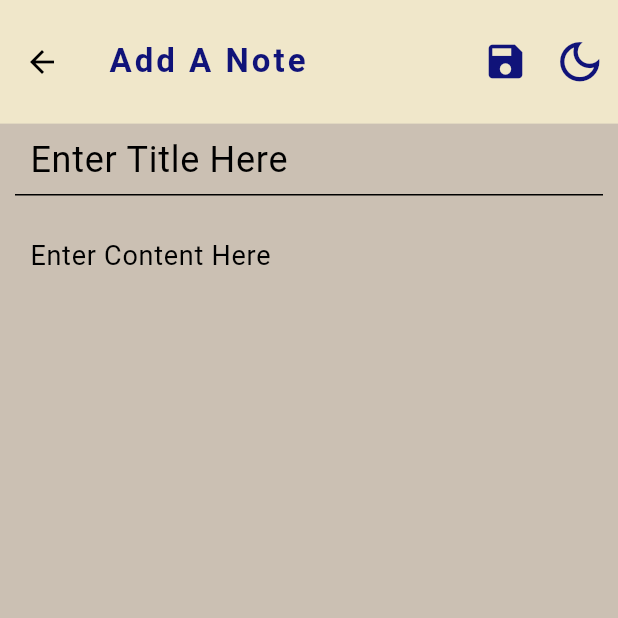
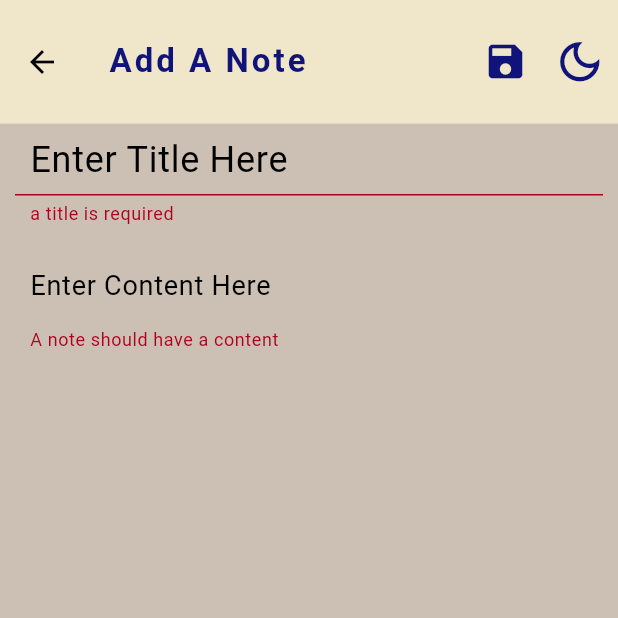
Before and after one commit to kaleabSolomon/jotdown, a Flutter app: the AddNotePage screen opened directly, after a tap on the "save" icon, on a phone screen of 412 x 824 dp, the top half of it. Run offline on Flutter 3.47's test engine with Material 3 defaults, Android fonts, the phone set to English and light mode, and no system bars; our stand-ins replace hive, hive_flutter; accounts and stored records are empty.

Commit message:
make title and content required

```diff
--- a/lib/pages/add_note_page.dart
+++ b/lib/pages/add_note_page.dart
@@ -14,11 +14,16 @@ class _AddNotePageState extends State<AddNotePage> {
   //FIXME: light-dark mode icons not interchanging
   bool isDarkMode = false;
 
+  final TextEditingController _titleController = TextEditingController();
+  final TextEditingController _contentController = TextEditingController();
+
   void toggleTheme() {
     Provider.of<ThemeProvider>(context, listen: false).toggleTheme();
   }
 
   List<Widget> _appBarActions = [];
+  bool isTitleFieldEmpty = false;
+  bool isContentFieldEmpty = false;
 
   @override
   void didChangeDependencies() {
@@ -26,7 +31,26 @@ class _AddNotePageState extends State<AddNotePage> {
     // initialize app bar actions
     _appBarActions = [
       IconButton(
-        onPressed: () {},
+        onPressed: () {
+          _titleController.text.isEmpty
+              ? setState(() {
+                  isTitleFieldEmpty = true;
+                })
+              : setState(() {
+                  isTitleFieldEmpty = false;
+                });
+          _contentController.text.isEmpty
+              ? setState(() {
+                  isContentFieldEmpty = true;
+                })
+              : setState(() {
+                  isContentFieldEmpty = false;
+                });
+
+          print(
+              'title: ${_titleController.text.trim()} and content:${_contentController.text.trim()}');
+          // save notes to hive
+        },
         icon: Icon(
             color: Theme.of(context).colorScheme.primary, size: 30, Icons.save),
       ),
@@ -49,13 +73,15 @@ class _AddNotePageState extends State<AddNotePage> {
             mainAxisAlignment: MainAxisAlignment.start,
             children: [
               TextField(
+                controller: _titleController,
                 style: TextStyle(
                     fontSize: 24, color: Theme.of(context).colorScheme.primary),
-                decoration: const InputDecoration(
-                  contentPadding: EdgeInsets.symmetric(horizontal: 10),
+                decoration: InputDecoration(
+                  contentPadding: const EdgeInsets.symmetric(horizontal: 10),
                   // error: Text("Title is required"),
                   hintText: 'Enter Title Here',
-                  hintStyle: TextStyle(
+                  errorText: isTitleFieldEmpty ? "a title is required" : null,
+                  hintStyle: const TextStyle(
                     fontSize: 24,
                     fontWeight: FontWeight.w400,
                   ),
@@ -66,14 +92,17 @@ class _AddNotePageState extends State<AddNotePage> {
               ),
               Expanded(
                   child: TextField(
+                controller: _contentController,
                 style: TextStyle(
                     color: Theme.of(context).colorScheme.primary, fontSize: 18),
                 maxLines: null,
-                decoration: const InputDecoration(
+                decoration: InputDecoration(
                   border: InputBorder.none,
-                  contentPadding: EdgeInsets.symmetric(horizontal: 10),
+                  contentPadding: const EdgeInsets.symmetric(horizontal: 10),
+                  errorText:
+                      isTitleFieldEmpty ? "A note should have a content" : null,
                   hintText: "Enter Content Here",
-                  hintStyle: TextStyle(
+                  hintStyle: const TextStyle(
                     fontSize: 18,
                     fontWeight: FontWeight.w400,
                   ),
```
